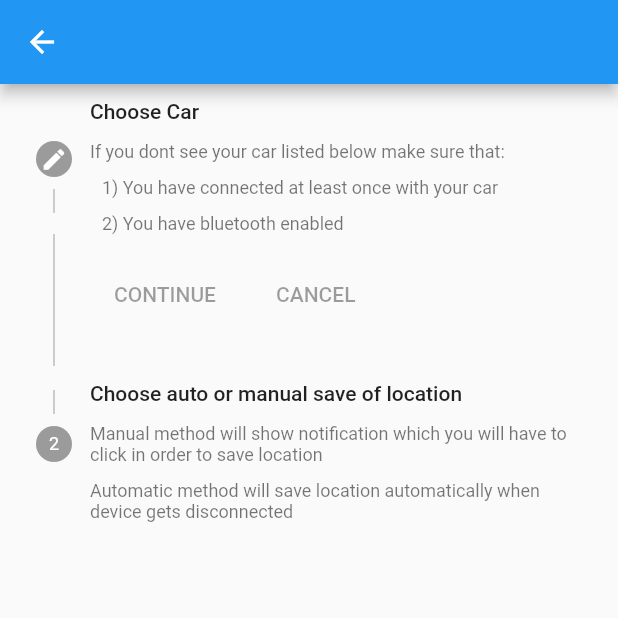
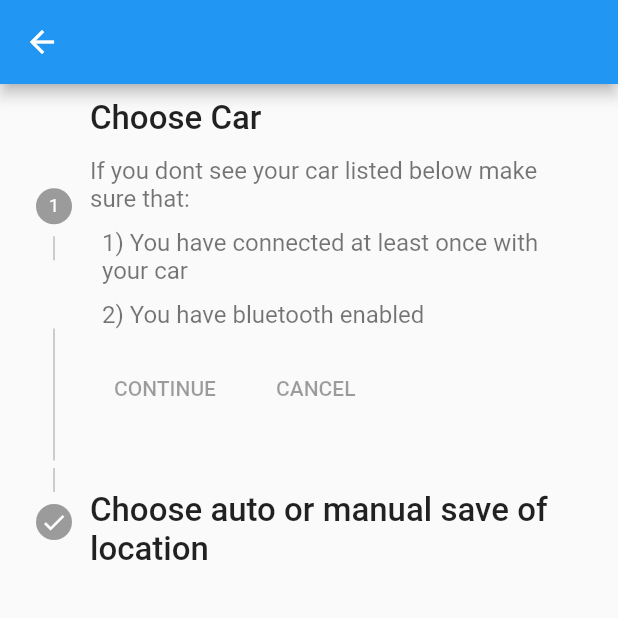
Before and after one commit to GeorgopoulosGiannis/where_i_park, a Flutter app: the screen it shows after launch, after a tap on "Add a new car", on a phone screen of 412 x 824 dp, the top half of it. Run offline on Flutter 3.47's test engine with Material 2 defaults, Android fonts, the phone set to English and light mode, and no system bars; our stand-ins replace bloc, either_dart, equatable, flutter_bloc, flutter_local_notifications, geocoding and 7 more; missing offline and left inert: app_settings, bluetooth_events.

Commit message:
finish stepper, change location on card tap

```diff
--- a/lib/features/bluetooth_tracker/add_car_stepper/presentation/bloc/add_car_stepper_state.dart
+++ b/lib/features/bluetooth_tracker/add_car_stepper/presentation/bloc/add_car_stepper_state.dart
@@ -24,18 +24,19 @@ class AddCarStepperState extends Equatable {
   final int currentStep;
   final AddCarStepperStatus status;
   final Car? selectedCar;
-  final TrackMethod? trackMethod;
+  final TrackMethod trackMethod;
+  final String errorMessage;
 
   bool get enabledCurrentStep =>
-      currentStep == 0 && selectedCar != null ||
-      currentStep == 1 && trackMethod != null;
-  bool get isComplete => selectedCar != null && trackMethod != null;
+      currentStep == 0 && selectedCar != null || currentStep == 1;
+  bool get isComplete => selectedCar != null && currentStep == 1;
 
   const AddCarStepperState({
     required this.status,
     required this.currentStep,
     required this.selectedCar,
     required this.trackMethod,
+    this.errorMessage = '',
   });
 
   AddCarStepperState copyWith({
@@ -43,9 +44,11 @@ class AddCarStepperState extends Equatable {
     TrackMethod? trackMethod,
     int? currentStep,
     AddCarStepperStatus? status,
+    String? errorMessage,
   }) =>
       AddCarStepperState(
           status: status ?? this.status,
+          errorMessage: errorMessage ?? this.errorMessage,
           selectedCar: selectedCar ?? this.selectedCar,
           trackMethod: trackMethod ?? this.trackMethod,
           currentStep: currentStep ?? this.currentStep);
@@ -53,8 +56,9 @@ class AddCarStepperState extends Equatable {
   @override
   List<Object> get props => [
         selectedCar ?? -1,
-        trackMethod ?? -1,
+        trackMethod,
         currentStep,
         status,
+        errorMessage,
       ];
 }
--- a/lib/features/bluetooth_tracker/add_car_stepper/presentation/pages/car_stepper_screen.dart
+++ b/lib/features/bluetooth_tracker/add_car_stepper/presentation/pages/car_stepper_screen.dart
@@ -13,9 +13,6 @@ class CarStepperScreen extends StatelessWidget {
     if (state.selectedCar != null) {
       return StepState.complete;
     }
-    if (state.currentStep == 0) {
-      return StepState.editing;
-    }
     return StepState.indexed;
   }
 
@@ -23,9 +20,7 @@ class CarStepperScreen extends StatelessWidget {
     if (state.trackMethod != null) {
       return StepState.complete;
     }
-    if (state.currentStep == 1) {
-      return StepState.editing;
-    }
+
     return StepState.indexed;
   }
 
@@ -35,13 +30,13 @@ class CarStepperScreen extends StatelessWidget {
       child: BlocProvider<AddCarStepperBloc>(
         create: (context) => sl<AddCarStepperBloc>(),
         child: BlocConsumer<AddCarStepperBloc, AddCarStepperState>(
-          listener: (context, state) async{
+          listener: (context, state) async {
             if (state.status == AddCarStepperStatus.error) {
               showDialog(
                 context: context,
                 builder: (context) {
-                  return const ErrorDialog(
-                    body: '',
+                  return ErrorDialog(
+                    body: state.errorMessage,
                     title: 'Failed to save car',
                   );
                 },
@@ -61,15 +56,27 @@ class CarStepperScreen extends StatelessWidget {
             }
           },
           builder: (context, state) {
+            final theme = Theme.of(context);
             return Scaffold(
               appBar: AppBar(),
-              body: Stepper(
+              body: Theme(
+                data: theme.copyWith(
+                  textTheme: theme.textTheme.copyWith(
+                    bodyText1: theme.textTheme.bodyText1?.copyWith(
+                      fontSize: 22,
+                    ),
+                    caption: theme.textTheme.caption?.copyWith(
+                      fontSize: 16,
+                    ),
+                  ),
+                ),
+                child: Stepper(
                   physics: const BouncingScrollPhysics(),
                   currentStep: state.currentStep,
                   onStepContinue: state.enabledCurrentStep
                       ? () {
                           final bloc = context.read<AddCarStepperBloc>();
-                        state.isComplete
+                          state.isComplete && state.currentStep == 1
                               ? bloc.add(SaveCarEvent())
                               : bloc.add(NextStepEvent());
                         }
@@ -84,11 +91,13 @@ class CarStepperScreen extends StatelessWidget {
                   steps: [
                     CarStep(
                       getCarStepState(state),
+                      showSubtitle: state.currentStep == 0,
                     ),
                     MethodStep(
                       getMethodStepState(state),
                     ),
                   ],
+                ),
               ),
             );
           },
--- a/lib/features/bluetooth_tracker/add_car_stepper/presentation/widgets/method_step.dart
+++ b/lib/features/bluetooth_tracker/add_car_stepper/presentation/widgets/method_step.dart
@@ -1,30 +1,20 @@
 import 'package:flutter/material.dart';
 import 'package:flutter_bloc/flutter_bloc.dart';
-import 'package:where_i_park/core/presentation/widgets/dialogs.dart';
 import 'package:where_i_park/features/bluetooth_tracker/add_car_stepper/presentation/bloc/add_car_stepper_bloc.dart';
 
 class MethodStep extends Step {
   final StepState stepState;
-  MethodStep(
+  const MethodStep(
     this.stepState,
   ) : super(
           title: const Padding(
-            padding: EdgeInsets.symmetric(vertical: 10.0),
+            padding: EdgeInsets.only(
+              bottom: 10.0,
+              top: 20.0,
+            ),
             child: Text(
               'Choose auto or manual save of location',
             ),
-          ),
-          subtitle: Column(
-            children: const [
-              Text(
-                'Manual method will show notification which you will have to click in order to save location',
-              ),
-              SizedBox(
-                height: 10,
-              ),
-              Text(
-                  'Automatic method will save location automatically when device gets disconnected'),
-            ],
           ),
           content: const _MethodStepBody(),
           state: stepState,
@@ -40,61 +30,34 @@ class _MethodStepBody extends StatelessWidget {
       builder: (context, state) {
         return Padding(
           padding: const EdgeInsets.all(8.0),
-          child: DropdownButton(
-            isExpanded: true,
-            isDense: true,
-            hint: const Text('Select method'),
-            onChanged: (TrackMethod? newValue) async {
-
+          child: Column(
+            children: [
+              RadioListTile(
+                title: Text(TrackMethod.automatic.text),
+                subtitle: const Text(
+                    'Save location automatically in background'),
+                value: TrackMethod.automatic,
+                groupValue: state.trackMethod,
+                onChanged: (TrackMethod? method) {
                   context
                       .read<AddCarStepperBloc>()
-                  .add(SelectedMethodEvent(newValue!));
+                      .add(SelectedMethodEvent(method!));
                 },
-            value: state.trackMethod,
-            items: TrackMethod.values
-                .map(
-                  (e) => DropdownMenuItem(
-                    child: Container(
-                      width: double.infinity,
-                      alignment: Alignment.centerLeft,
-                      child: Text.rich(
-                        TextSpan(
-                          children: [
-                            TextSpan(
-                              text: e.text,
-                              style: const TextStyle(
-                                fontWeight: FontWeight.bold,
               ),
+              RadioListTile(
+                value: TrackMethod.notification,
+                title: Text(TrackMethod.notification.text),
+                subtitle: const Text(
+                  'Shows notification which you will have to click in order to save notification',
+                ),
+                groupValue: state.trackMethod,
+                onChanged: (TrackMethod? method) {
+                  context
+                      .read<AddCarStepperBloc>()
+                      .add(SelectedMethodEvent(method!));
+                },
               ),
             ],
-                        ),
-                      ),
-                      padding: const EdgeInsets.symmetric(vertical: 4),
-                      decoration: const BoxDecoration(
-                        border: Border(
-                          bottom: BorderSide(
-                            color: Colors.grey,
-                            width: 0.0,
-                          ),
-                        ),
-                      ),
-                    ),
-                    value: e,
-                  ),
-                )
-                .toList(),
-            selectedItemBuilder: (context) {
-              return TrackMethod.values
-                  .map(
-                    (e) => Text(
-                      e.text,
-                      style: const TextStyle(
-                        fontWeight: FontWeight.bold,
-                      ),
-                    ),
-                  )
-                  .toList();
-            },
           ),
         );
       },
--- a/lib/features/bluetooth_tracker/car_locations/presentation/pages/car_locations_screen.dart
+++ b/lib/features/bluetooth_tracker/car_locations/presentation/pages/car_locations_screen.dart
@@ -82,7 +82,7 @@ class CarLocationsScreen extends StatelessWidget {
                           Flexible(
                             child: ColoredBox(
                               color: Colors
-                                  .grey, // Theme.of(context).colorScheme.primary,
+                                  .white,
                               child: ListView.builder(
                                 scrollDirection: Axis.horizontal,
                                 itemCount: state.locations.length,
--- a/lib/features/bluetooth_tracker/map/presentation/widgets/locations_map.dart
+++ b/lib/features/bluetooth_tracker/map/presentation/widgets/locations_map.dart
@@ -34,9 +34,10 @@ class _LocationsMapState extends State<LocationsMap> {
           previous.zoomedLocation != current.zoomedLocation,
       listener: (context, state) async {
         final mapController = await _controller.future;
+        final newLocation = state.markers[state.zoomedLocation]!;
+        mapController.moveCamera(CameraUpdate.newLatLng(newLocation.position));
 
-        mapController.showMarkerInfoWindow(
-            state.markers[state.zoomedLocation]!.markerId);
+        await mapController.showMarkerInfoWindow(newLocation.markerId);
       },
       builder: (context, state) {
         if (state.status == Status.loading) {
@@ -52,6 +53,7 @@ class _LocationsMapState extends State<LocationsMap> {
         if (state.status == Status.loaded) {
           return GoogleMap(
             mapToolbarEnabled: true,
+            myLocationEnabled: true,
             mapType: MapType.normal,
             initialCameraPosition: state.cameraPosition!,
             markers: Set<Marker>.of(state.markers.values),
--- a/lib/features/bluetooth_tracker/services/bluetooth_manager.dart
+++ b/lib/features/bluetooth_tracker/services/bluetooth_manager.dart
@@ -79,7 +79,7 @@ class BluetoothManager {
     if (savedCar == null) {
       return;
     }
-    final position = await Geolocator.getCurrentPosition();
+    final position = await sl<LocationManager>().getCurrentLocation();
     final placemark =
         await placemarkFromCoordinates(position.latitude, position.longitude);
     final carLocationsRepo = sl<CarLocationsRepository>();
--- a/pubspec.yaml
+++ b/pubspec.yaml
@@ -43,6 +43,7 @@ dependencies:
   google_maps_flutter: ^2.1.0
   intl: ^0.17.0
   permission_handler: ^8.3.0
+  app_settings: ^4.1.1
   bluetooth_events:
     git:
       url: git://github.com/GeorgopoulosGiannis/bluetooth_events.git
```
Also changed, not shown: lib/features/bluetooth_tracker/add_car_stepper/presentation/bloc/add_car_stepper_bloc.dart (+16 -1 lines), lib/features/bluetooth_tracker/add_car_stepper/presentation/widgets/car_step.dart (+39 -6 lines), lib/features/bluetooth_tracker/map/presentation/bloc/map_bloc.dart (+4 -4 lines), lib/services/location_manager.dart (+20 -3 lines), pubspec.lock. Lines whose indentation alone changed are shown as unchanged.
